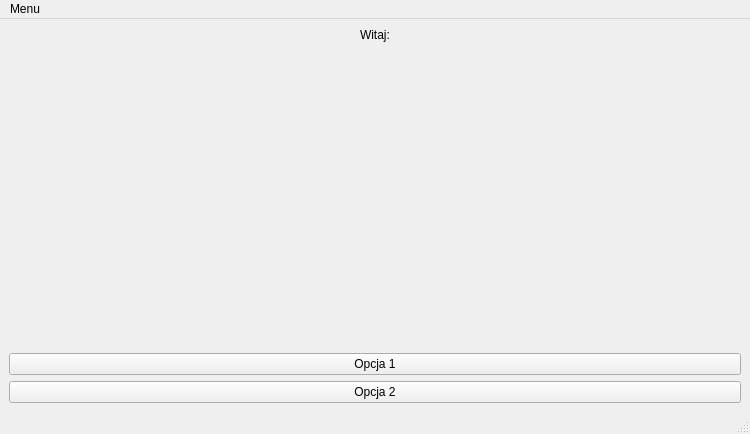
Akacz47/Intelligent-pantry, file mainwindow.ui: the form before one commit.
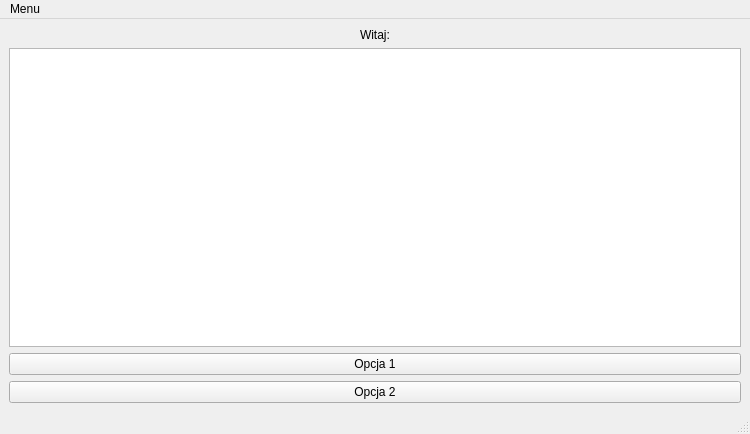
The form after the commit.

```diff
--- a/mainwindow.ui
+++ b/mainwindow.ui
@@ -91,17 +91,11 @@
      </widget>
     </item>
     <item row="2" column="0">
-     <spacer name="verticalSpacer">
-      <property name="orientation">
-       <enum>Qt::Vertical</enum>
+     <widget class="QTableView" name="tableView">
+      <property name="enabled">
+       <bool>true</bool>
       </property>
-      <property name="sizeHint" stdset="0">
-       <size>
-        <width>20</width>
-        <height>40</height>
-       </size>
-      </property>
-     </spacer>
+     </widget>
     </item>
    </layout>
   </widget>
```
